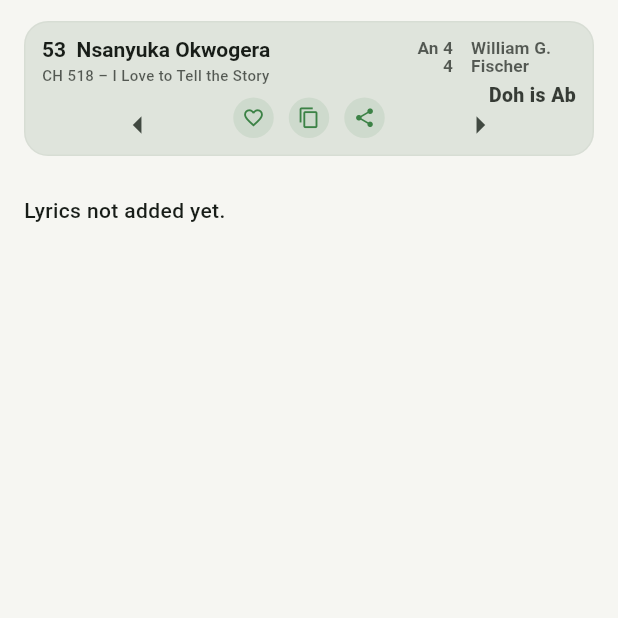
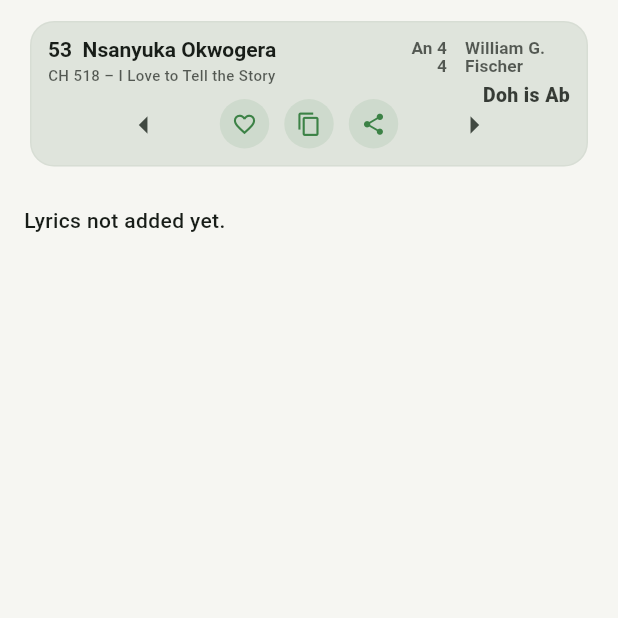
Before and after one commit to nakasanje/lusogahymnal, a Flutter app: the HomeScreen screen opened directly, after a tap on "Random hymn", on a phone screen of 412 x 824 dp, the top half of it. Run offline on Flutter 3.47's test engine with Material 3 defaults, Android fonts, the phone set to English and light mode, and no system bars; our stand-ins replace share_plus, shared_preferences; accounts and stored records are empty.

Commit message:
Update main.dart

```diff
--- a/lib/main.dart
+++ b/lib/main.dart
@@ -471,7 +471,7 @@ class SdaLusogaHymnalApp extends StatelessWidget {
   // ✅ Bottom Navigation (better colors + better contrast)
   navigationBarTheme: NavigationBarThemeData(
     elevation: 0,
-    height: 72,
+    height: 70,
     backgroundColor: Color.fromARGB(255, 155, 155, 152),
     indicatorColor: Color.fromARGB(255, 23, 92, 47).withOpacity(0.14),
     labelTextStyle: const WidgetStatePropertyAll(
@@ -984,7 +984,7 @@ class _SongsHomeState extends State<SongsHome> {
                         child: TextField(
                           decoration: InputDecoration(
                             prefixIcon: Icon(Icons.search, color: scheme.onSurfaceVariant),
-                            hintText: 'Search hymn number or title',
+                            hintText: 'Search hymn',
                             border: InputBorder.none,
                             suffixIcon: query.trim().isEmpty
                                 ? null
@@ -1279,10 +1279,10 @@ class SongDetails extends StatelessWidget {
           SliverPersistentHeader(
             pinned: true,
             delegate: PinnedHeaderDelegate(
-              height: 118,
+              height: 125,
               child: Container(
                 color: Theme.of(context).scaffoldBackgroundColor,
-                padding: const EdgeInsets.fromLTRB(12, 10, 12, 10),
+                padding: const EdgeInsets.fromLTRB(16, 10, 16, 10),
                 child: Card(
                   elevation: 0,
                   color: scheme.surfaceContainerHighest,
@@ -1534,9 +1534,9 @@ class _HeaderActions extends StatelessWidget {
           borderRadius: BorderRadius.circular(600),
           onTap: onTap,
           child: Padding(
-            padding: const EdgeInsets.symmetric(horizontal: 6, vertical: 6),
+            padding: const EdgeInsets.symmetric(horizontal: 8, vertical: 8),
             child: IconTheme(
-              data: IconThemeData(color: greener, size: 15), // ✅ keep size
+              data: IconThemeData(color: greener, size: 17), // ✅ keep size
               child: child,
             ),
           ),
```
